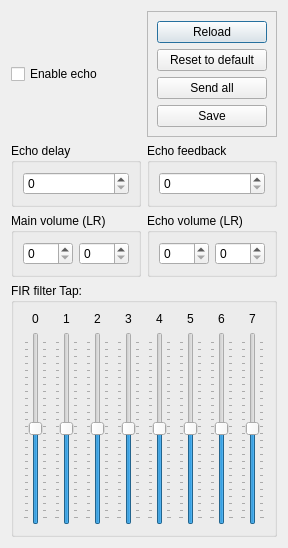
First picture: the form in examples/MusPlay-Qt/MainWindow/echo_tune.ui, repository WohlSoft/SDL-Mixer-X, before the edit.
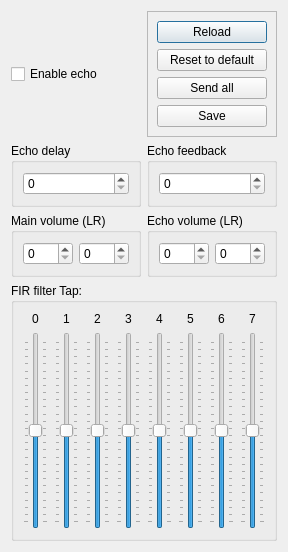
Second picture: the form after the edit.

Commit message: MusPlayQt: Fixed the incorrect types bypassing

Patch:
```diff
--- a/examples/MusPlay-Qt/MainWindow/echo_tune.ui
+++ b/examples/MusPlay-Qt/MainWindow/echo_tune.ui
@@ -7,7 +7,7 @@
     <x>0</x>
     <y>0</y>
     <width>284</width>
-    <height>494</height>
+    <height>552</height>
    </rect>
   </property>
   <property name="windowTitle">
@@ -37,6 +37,12 @@
         <property name="orientation">
          <enum>Qt::Vertical</enum>
         </property>
+        <property name="invertedAppearance">
+         <bool>false</bool>
+        </property>
+        <property name="invertedControls">
+         <bool>false</bool>
+        </property>
         <property name="tickPosition">
          <enum>QSlider::TicksBothSides</enum>
         </property>
@@ -131,6 +137,12 @@
         <property name="orientation">
          <enum>Qt::Vertical</enum>
         </property>
+        <property name="invertedAppearance">
+         <bool>false</bool>
+        </property>
+        <property name="invertedControls">
+         <bool>false</bool>
+        </property>
         <property name="tickPosition">
          <enum>QSlider::TicksBothSides</enum>
         </property>
@@ -173,6 +185,12 @@
         <property name="orientation">
          <enum>Qt::Vertical</enum>
         </property>
+        <property name="invertedAppearance">
+         <bool>false</bool>
+        </property>
+        <property name="invertedControls">
+         <bool>false</bool>
+        </property>
         <property name="tickPosition">
          <enum>QSlider::TicksBothSides</enum>
         </property>
@@ -189,6 +207,12 @@
         <property name="orientation">
          <enum>Qt::Vertical</enum>
         </property>
+        <property name="invertedAppearance">
+         <bool>false</bool>
+        </property>
+        <property name="invertedControls">
+         <bool>false</bool>
+        </property>
         <property name="tickPosition">
          <enum>QSlider::TicksBothSides</enum>
         </property>
@@ -205,6 +229,12 @@
         <property name="orientation">
          <enum>Qt::Vertical</enum>
         </property>
+        <property name="invertedAppearance">
+         <bool>false</bool>
+        </property>
+        <property name="invertedControls">
+         <bool>false</bool>
+        </property>
         <property name="tickPosition">
          <enum>QSlider::TicksBothSides</enum>
         </property>
@@ -221,6 +251,12 @@
         <property name="orientation">
          <enum>Qt::Vertical</enum>
         </property>
+        <property name="invertedAppearance">
+         <bool>false</bool>
+        </property>
+        <property name="invertedControls">
+         <bool>false</bool>
+        </property>
         <property name="tickPosition">
          <enum>QSlider::TicksBothSides</enum>
         </property>
@@ -237,6 +273,12 @@
         <property name="orientation">
          <enum>Qt::Vertical</enum>
         </property>
+        <property name="invertedAppearance">
+         <bool>false</bool>
+        </property>
+        <property name="invertedControls">
+         <bool>false</bool>
+        </property>
         <property name="tickPosition">
          <enum>QSlider::TicksBothSides</enum>
         </property>
@@ -253,6 +295,12 @@
         <property name="orientation">
          <enum>Qt::Vertical</enum>
         </property>
+        <property name="invertedAppearance">
+         <bool>false</bool>
+        </property>
+        <property name="invertedControls">
+         <bool>false</bool>
+        </property>
         <property name="tickPosition">
          <enum>QSlider::TicksBothSides</enum>
         </property>
```
The commit also changes 2 other files.
